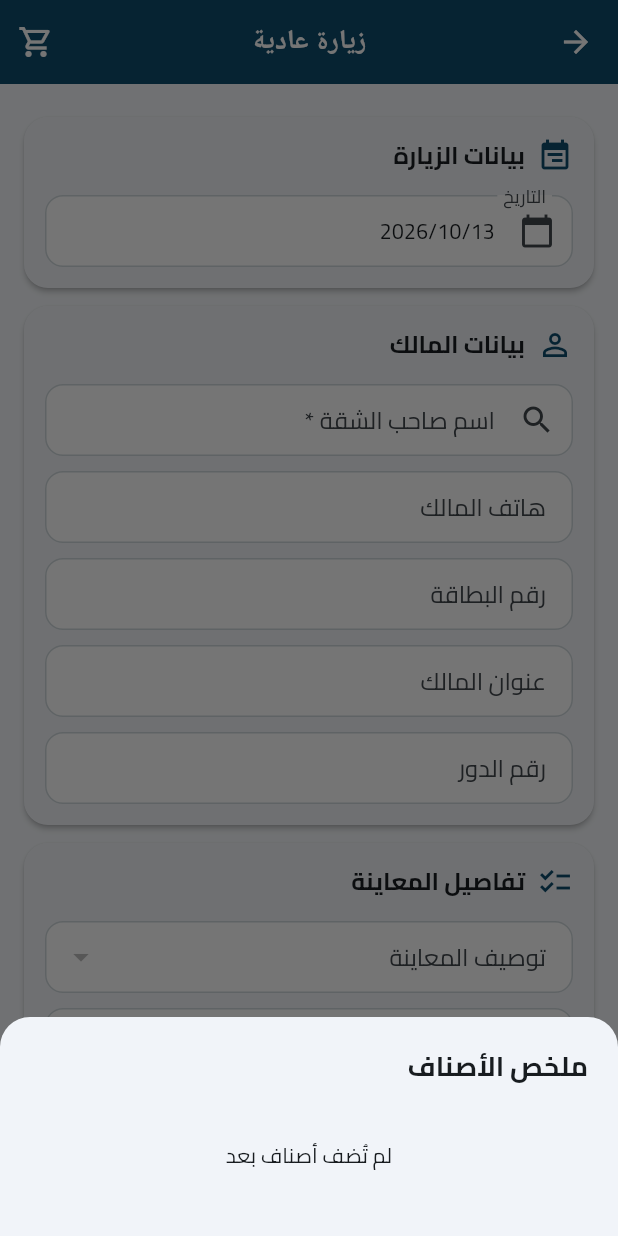
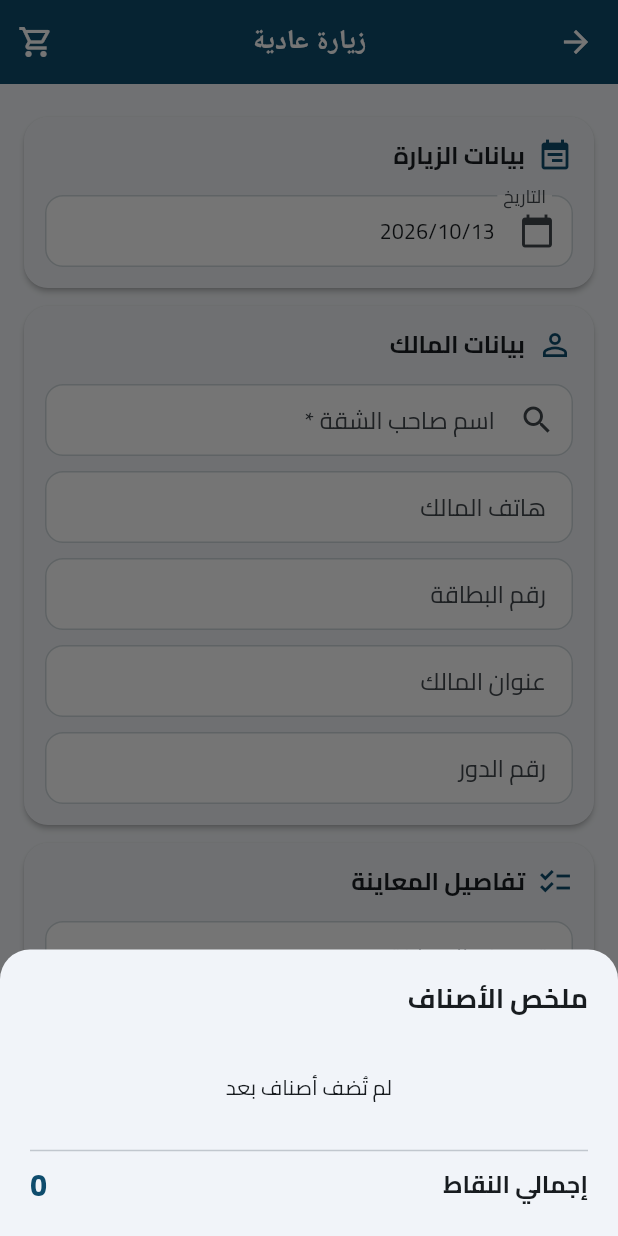
Before and after one commit to IbrahimElmahy/techno, a Flutter app: the InspectionFormScreen screen opened directly with empty values, after a tap on the "shopping cart" icon, on a phone screen of 412 x 824 dp. Run offline on Flutter 3.47's test engine with Material 3 defaults, Android fonts, the phone set to English and light mode, and no system bars; our stand-ins replace device_info_plus, image_picker, package_info_plus, pdf, printing, shared_preferences and 2 more; missing offline and left inert: ota_update; accounts and stored records are empty; network calls fail.

Commit message:
feat(inspections): الفني بيتربط بكارته زي المالك والتاجر، والتطبيق يقصر الفني ومحل الشراء على الاختيار من القائمة، ورجوع النقاط في شاشات المعاينة لموظفي خدمة العملاء
Co-Authored-By: Claude Opus 5.5 <noreply@anthropic.com>

```diff
--- a/mobile/lib/models/models.dart
+++ b/mobile/lib/models/models.dart
@@ -99,6 +99,7 @@ class Inspection {
   String? purchaseShop;
   String? purchaseShopPhone;
   int? merchantCustomerId;
+  int? technicianCustomerId;
   String? visitDetails;
   int? customerId;
   List<InspectionLine> lines;
@@ -124,6 +125,7 @@ class Inspection {
     this.purchaseShop,
     this.purchaseShopPhone,
     this.merchantCustomerId,
+    this.technicianCustomerId,
     this.visitDetails,
     this.customerId,
     List<InspectionLine>? lines,
@@ -151,6 +153,7 @@ class Inspection {
         'technician_phone': technicianPhone,
         'purchase_shop': purchaseShop,
         'merchant_customer_id': merchantCustomerId,
+        'technician_customer_id': technicianCustomerId,
         'purchase_shop_phone': purchaseShopPhone,
         'visit_details': visitDetails,
         'customer_id': customerId,
@@ -194,6 +197,7 @@ class Inspection {
       technicianPhone: s('technician_phone'),
       purchaseShop: s('purchase_shop'),
       merchantCustomerId: i('merchant_customer_id'),
+      technicianCustomerId: i('technician_customer_id'),
       purchaseShopPhone: s('purchase_shop_phone'),
       visitDetails: s('visit_details'),
       customerId: i('customer_id'),
@@ -227,6 +231,7 @@ class Inspection {
         'technician_phone': technicianPhone,
         'purchase_shop': purchaseShop,
         'merchant_customer_id': merchantCustomerId,
+        'technician_customer_id': technicianCustomerId,
         'purchase_shop_phone': purchaseShopPhone,
         'visit_details': visitDetails,
         'customer_id': (customerId != null && customerId! > 0) ? customerId : null,
--- a/mobile/lib/screens/inspection_drafts_screen.dart
+++ b/mobile/lib/screens/inspection_drafts_screen.dart
@@ -64,6 +64,9 @@ class _InspectionDraftsScreenState extends State<InspectionDraftsScreen> {
   static String _titleOf(Inspection d) =>
       d.ownerName.trim().isEmpty ? 'معاينة بلا اسم' : d.ownerName.trim();
 
+  static String _fmt(double v) =>
+      v == v.roundToDouble() ? v.toInt().toString() : v.toStringAsFixed(2);
+
   static String _when(String? iso) {
     final t = iso == null ? null : DateTime.tryParse(iso)?.toLocal();
     if (t == null) return '';
@@ -97,6 +100,7 @@ class _InspectionDraftsScreenState extends State<InspectionDraftsScreen> {
                     final d = drafts[i];
                     final parts = <String>[
                       if (d.lines.isNotEmpty) '${d.lines.length} صنف',
+                      if (d.lines.isNotEmpty) '${_fmt(d.totalPoints)} نقطة',
                       if ((d.purchaseShop ?? '').isNotEmpty) d.purchaseShop!,
                     ];
                     return Card(
--- a/mobile/lib/screens/inspection_form_screen.dart
+++ b/mobile/lib/screens/inspection_form_screen.dart
@@ -54,6 +54,7 @@ class _InspectionFormScreenState extends State<InspectionFormScreen>
   final _technicianPhone = TextEditingController();
   final _purchaseShop = TextEditingController();
   int? _merchantCustomerId;
+  int? _technicianCustomerId;
   final _purchaseShopPhone = TextEditingController();
   final _visitDetails = TextEditingController();
 
@@ -202,6 +203,7 @@ class _InspectionFormScreenState extends State<InspectionFormScreen>
     _technicianPhone.text = e.technicianPhone ?? '';
     _purchaseShop.text = e.purchaseShop ?? '';
     _merchantCustomerId = e.merchantCustomerId;
+    _technicianCustomerId = e.technicianCustomerId;
     _purchaseShopPhone.text = e.purchaseShopPhone ?? '';
     _visitDetails.text = e.visitDetails ?? '';
     _selectedCustomerId = e.customerId;
@@ -224,6 +226,9 @@ class _InspectionFormScreenState extends State<InspectionFormScreen>
       });
     }
   }
+
+  double get _totalPoints =>
+      double.parse(_lines.fold<double>(0, (s, l) => s + l.total).toStringAsFixed(3));
 
   Future<void> _pickDate() async {
     final picked = await showDatePicker(
@@ -283,14 +288,28 @@ class _InspectionFormScreenState extends State<InspectionFormScreen>
                           dense: true,
                           contentPadding: EdgeInsets.zero,
                           title: Text(l.itemName),
-                          trailing: Text(_fmt(l.quantity),
+                          subtitle: Text(
+                              'الكمية: ${_fmt(l.quantity)} × ${_fmt(l.points)} نقطة'),
+                          trailing: Text(_fmt(l.total),
                               style: const TextStyle(
                                   fontWeight: FontWeight.w700, fontSize: 15)),
                         ),
                     ],
                   ),
                 ),
-
+              const Divider(),
+              Row(
+                mainAxisAlignment: MainAxisAlignment.spaceBetween,
+                children: [
+                  const Text('إجمالي النقاط',
+                      style: TextStyle(fontSize: 16, fontWeight: FontWeight.w700)),
+                  Text(_fmt(_totalPoints),
+                      style: const TextStyle(
+                          fontSize: 20,
+                          fontWeight: FontWeight.w800,
+                          color: AppColors.primary)),
+                ],
+              ),
             ],
           ),
         ),
@@ -314,6 +333,7 @@ class _InspectionFormScreenState extends State<InspectionFormScreen>
       technicianPhone: _nullable(_technicianPhone),
       purchaseShop: _nullable(_purchaseShop),
       merchantCustomerId: _merchantCustomerId,
+      technicianCustomerId: _technicianCustomerId,
       purchaseShopPhone: _nullable(_purchaseShopPhone),
       visitDetails: _nullable(_visitDetails),
       customerId: _selectedCustomerId,
@@ -458,9 +478,13 @@ class _InspectionFormScreenState extends State<InspectionFormScreen>
                   leading: Icons.engineering,
                   customerTypes: kTechnicianCustomerTypes,
                   onPick: (c) {
+                    _technicianCustomerId = c.id;
                     if ((c.phone ?? '').isNotEmpty) _technicianPhone.text = c.phone!;
                   },
-                  onType: () {},
+                  onType: () => _technicianCustomerId = null,
+                  validator: (v) => (v ?? '').trim().isNotEmpty && _technicianCustomerId == null
+                      ? 'اختر الفني من القائمة'
+                      : null,
                 ),
                 TextFormField(
                   controller: _technicianPhone,
@@ -479,6 +503,9 @@ class _InspectionFormScreenState extends State<InspectionFormScreen>
                   if ((c.phone ?? '').isNotEmpty) _purchaseShopPhone.text = c.phone!;
                 },
                 onType: () => _merchantCustomerId = null,
+                validator: (v) => (v ?? '').trim().isNotEmpty && _merchantCustomerId == null
+                    ? 'اختر التاجر من القائمة'
+                    : null,
               ),
               TextFormField(
                 controller: _purchaseShopPhone,
@@ -509,9 +536,9 @@ class _InspectionFormScreenState extends State<InspectionFormScreen>
                   mainAxisSize: MainAxisSize.min,
                   crossAxisAlignment: CrossAxisAlignment.start,
                   children: [
-                    Text('عدد الأصناف',
+                    Text('إجمالي النقاط',
                         style: TextStyle(fontSize: 12, color: Colors.grey.shade600)),
-                    Text('${_lines.length}',
+                    Text(_fmt(_totalPoints),
                         style: const TextStyle(
                             fontSize: 22,
                             fontWeight: FontWeight.w800,
@@ -572,10 +599,12 @@ class _InspectionFormScreenState extends State<InspectionFormScreen>
                   contentPadding: EdgeInsets.zero,
                   onTap: () => _editLine(i),
                   title: Text(_lines[i].itemName),
+                  subtitle:
+                      Text('${_fmt(_lines[i].quantity)} × ${_fmt(_lines[i].points)} نقطة'),
                   trailing: Row(
                     mainAxisSize: MainAxisSize.min,
                     children: [
-                      Text(_fmt(_lines[i].quantity),
+                      Text(_fmt(_lines[i].total),
                           style: const TextStyle(
                               fontWeight: FontWeight.w700, fontSize: 15)),
                       const SizedBox(width: 8),
@@ -622,6 +651,8 @@ class _InspectionFormScreenState extends State<InspectionFormScreen>
         textDirection: TextDirection.rtl,
         child: StatefulBuilder(
           builder: (c, setInner) {
+            final typed = double.tryParse(qty.text.trim()) ?? 0;
+            final total = typed * line.points;
             return AlertDialog(
               titlePadding: const EdgeInsetsDirectional.fromSTEB(20, 16, 8, 0),
               title: Row(
@@ -641,6 +672,10 @@ class _InspectionFormScreenState extends State<InspectionFormScreen>
                 mainAxisSize: MainAxisSize.min,
                 crossAxisAlignment: CrossAxisAlignment.stretch,
                 children: [
+                  Text('نقاط الوحدة: ${_fmt(line.points)}',
+                      style: const TextStyle(
+                          color: AppColors.primary, fontWeight: FontWeight.w700)),
+                  const SizedBox(height: 12),
                   TextField(
                     controller: qty,
                     autofocus: true,
@@ -648,6 +683,17 @@ class _InspectionFormScreenState extends State<InspectionFormScreen>
                     onChanged: (_) => setInner(() {}),
                     onSubmitted: (_) => Navigator.pop(c, double.tryParse(qty.text)),
                     decoration: const InputDecoration(labelText: 'الكمية'),
+                  ),
+                  const SizedBox(height: 10),
+                  Align(
+                    alignment: AlignmentDirectional.centerStart,
+                    child: Text(
+                      total > 0 ? 'الإجمالي: ${_fmt(total)} نقطة' : 'الإجمالي: —',
+                      style: TextStyle(
+                        color: total > 0 ? AppColors.success : Colors.blueGrey,
+                        fontWeight: FontWeight.w700,
+                      ),
+                    ),
                   ),
                 ],
               ),
--- a/mobile/lib/screens/item_picker_screen.dart
+++ b/mobile/lib/screens/item_picker_screen.dart
@@ -28,6 +28,7 @@ class AddItemFlow {
             key: it.id,
             name: it.name,
             category: it.category,
+            info: '${_fmt(it.points)} نقطة',
             note: (alreadyAdded[it.name] ?? 0) > 0
                 ? 'في المعاينة ${_fmt(alreadyAdded[it.name]!)}'
                 : null,
```
Also changed, not shown: mobile/lib/db/local_db.dart (+7 -2 lines), mobile/lib/screens/review_screen.dart (+17 -3 lines), 5 other files.
